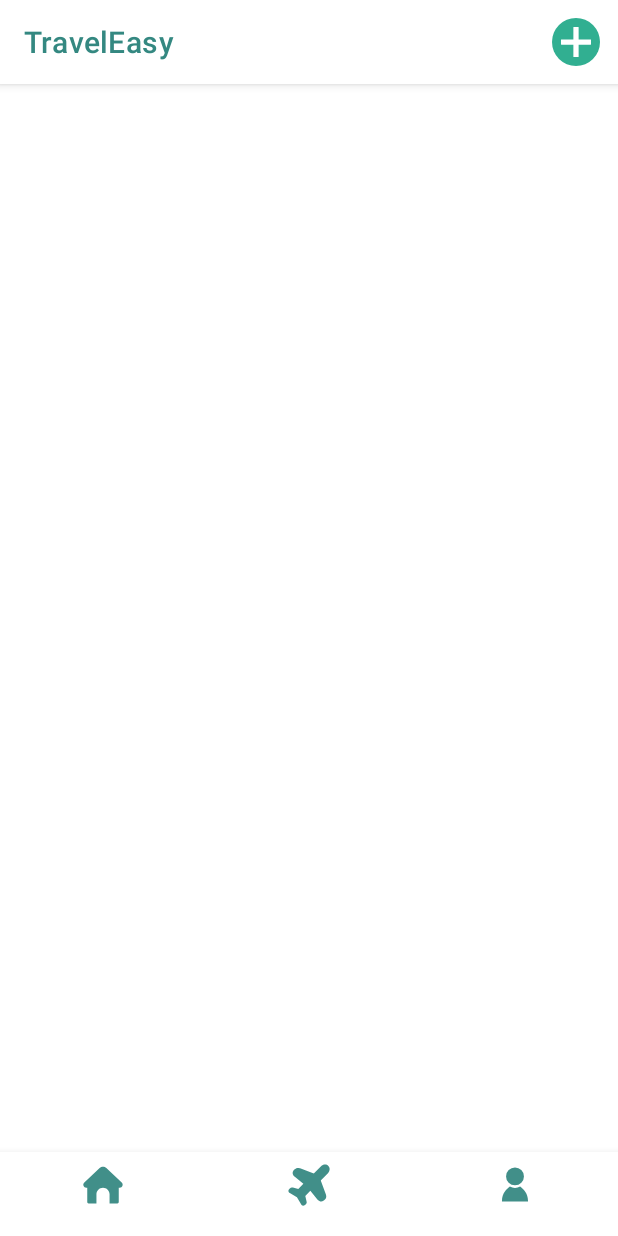
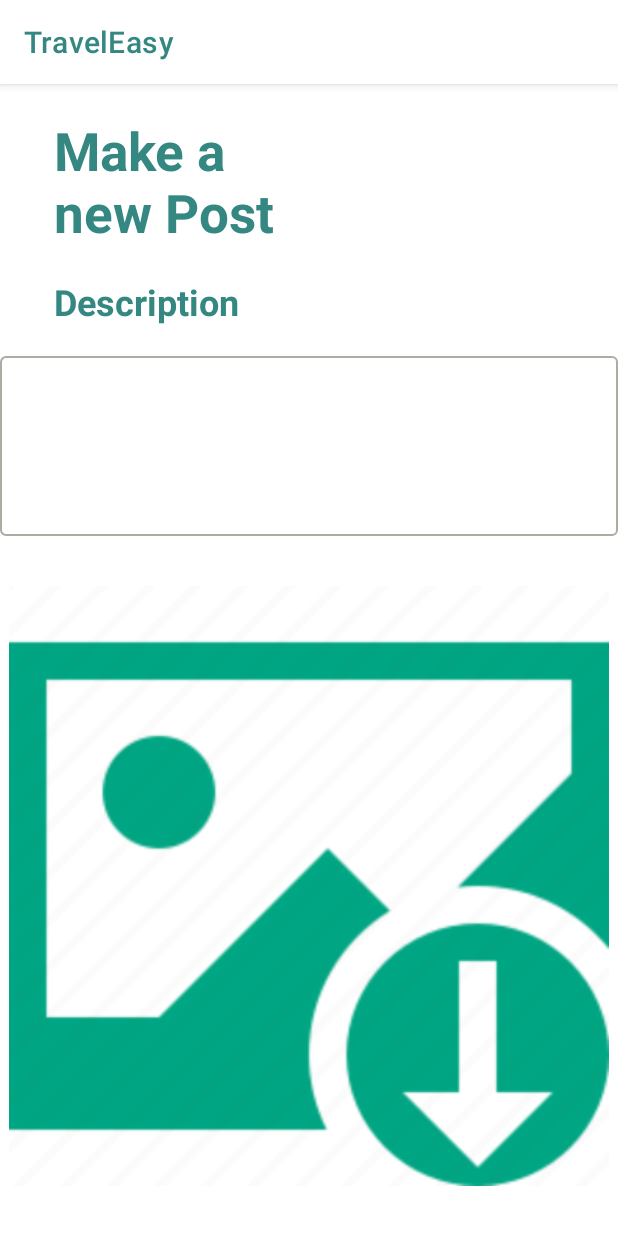
Before and after one commit to Miqaye1/FinalProject2, an Android app: the HomeFragment screen opened directly, with no data from a screen before it, after a tap on "TODO", on a phone screen of 412 x 824 dp. Run offline under Robolectric (Android 15) with nearby library versions, the phone set to English and light mode, and no system bars.

Commit message:
post_activity.xml

```diff
--- a/app/src/main/AndroidManifest.xml
+++ b/app/src/main/AndroidManifest.xml
@@ -45,6 +45,10 @@
                 android:value="" />
         </activity>
         <activity android:name=".ProfileImage" />
+        <activity
+            android:name=".PostActivity"
+            android:label="Post Activity">
+        </activity>
     </application>
 
 </manifest>
--- a/app/src/main/java/com/example/finalproject/HomeFragment.java
+++ b/app/src/main/java/com/example/finalproject/HomeFragment.java
@@ -1,9 +1,11 @@
 package com.example.finalproject;
 
+import android.content.Intent;
 import android.os.Bundle;
 import android.view.LayoutInflater;
 import android.view.Menu;
 import android.view.MenuInflater;
+import android.view.MenuItem;
 import android.view.View;
 import android.view.ViewGroup;
 
@@ -66,8 +68,29 @@ public class HomeFragment extends Fragment {
 
     }
     @Override
+    public boolean onOptionsItemSelected(MenuItem item) {
+        switch (item.getItemId()) {
+            case R.id.plus:
+                Intent intent = new Intent(getActivity(), PostActivity.class);
+                startActivity(intent);
+                return true;
+            default:
+                return super.onOptionsItemSelected(item);
+        }
+    }
+    @Override
     public void onCreateOptionsMenu(Menu menu, MenuInflater inflater) {
         inflater.inflate(R.menu.home_menu, menu); // Inflate the menu resource
+/*        MenuItem menuItem = menu.findItem(R.id.plus);
+        menuItem.setOnMenuItemClickListener(new MenuItem.OnMenuItemClickListener() {
+            @Override
+            public boolean onMenuItemClick(MenuItem item) {
+                // Start the PostActivity here
+                Intent intent = new Intent(getActivity(), PostActivity.class);
+                startActivity(intent);
+                return true;
+            }
+        });*/
         super.onCreateOptionsMenu(menu, inflater);
     }
 }
--- /dev/null
+++ b/app/src/main/java/com/example/finalproject/PostActivity.java
@@ -0,0 +1,33 @@
+package com.example.finalproject;
+
+import android.graphics.Color;
+import android.graphics.drawable.ColorDrawable;
+import android.os.Build;
+import android.os.Bundle;
+import android.text.Spannable;
+import android.text.SpannableString;
+import android.text.style.ForegroundColorSpan;
+
+import androidx.appcompat.app.ActionBar;
+import androidx.appcompat.app.AppCompatActivity;
+
+public class PostActivity extends AppCompatActivity {
+    @Override
+    protected void onCreate (Bundle savedInstanceState) {
+        super.onCreate(savedInstanceState);
+        setContentView(R.layout.post_activity);
+        ActionBar actionBar = getSupportActionBar();
+
+        // Set the background color of the action bar
+        actionBar.setBackgroundDrawable(new ColorDrawable(Color.parseColor("#FFFFFF"))); // Red color
+
+        // Set other properties of the action bar as needed
+
+        SpannableString s = new SpannableString("TravelEasy");
+        s.setSpan(new ForegroundColorSpan(Color.parseColor("#348881")), 0, s.length(), Spannable.SPAN_EXCLUSIVE_EXCLUSIVE);
+        actionBar.setTitle(s);
+        if (Build.VERSION.SDK_INT >= Build.VERSION_CODES.LOLLIPOP) {
+            getWindow().setStatusBarColor(getResources().getColor(R.color.action_bar));
+        }
+    }
+}
--- /dev/null
+++ b/app/src/main/res/drawable/edit_background.xml
@@ -0,0 +1,6 @@
+<?xml version="1.0" encoding="utf-8"?>
+<shape xmlns:android="http://schemas.android.com/apk/res/android">
+    <stroke android:color="#A8AEA1" android:width="1dp"/>
+    <solid android:color="@color/transparent"/>
+    <corners android:radius="3dp"/>
+</shape>
--- /dev/null
+++ b/app/src/main/res/layout/post_activity.xml
@@ -0,0 +1,71 @@
+<?xml version="1.0" encoding="utf-8"?>
+<androidx.constraintlayout.widget.ConstraintLayout xmlns:android="http://schemas.android.com/apk/res/android"
+    xmlns:app="http://schemas.android.com/apk/res-auto"
+    xmlns:tools="http://schemas.android.com/tools"
+    android:layout_width="match_parent"
+    android:layout_height="match_parent">
+
+    <androidx.constraintlayout.widget.ConstraintLayout
+        android:id="@+id/constraintLayout"
+        android:layout_width="match_parent"
+        android:layout_height="match_parent"
+        android:layout_marginTop="4dp"
+        app:layout_constraintTop_toTopOf="parent"
+        tools:layout_editor_absoluteX="0dp">
+
+        <TextView
+            android:id="@+id/textView3"
+            android:layout_width="184dp"
+            android:layout_height="98dp"
+            android:layout_marginStart="36dp"
+
+            android:text="Make a new Post"
+            android:textColor="@color/action_bar"
+            android:textSize="35dp"
+            android:textStyle="bold"
+            app:layout_constraintBottom_toBottomOf="parent"
+            app:layout_constraintStart_toStartOf="parent"
+            app:layout_constraintTop_toTopOf="parent"
+            app:layout_constraintVertical_bias="0.025" />
+
+        <TextView
+            android:id="@+id/textView"
+            android:layout_width="wrap_content"
+            android:layout_height="wrap_content"
+            android:layout_marginStart="36dp"
+            android:layout_marginTop="10dp"
+            android:text="Description"
+            android:textColor="@color/action_bar"
+            android:textSize="24sp"
+            android:textStyle="bold"
+            app:layout_constraintStart_toStartOf="parent"
+            app:layout_constraintTop_toBottomOf="@+id/textView3" />
+
+        <com.google.android.material.textfield.TextInputEditText
+            android:id="@+id/textInputEditText"
+            android:layout_width="match_parent"
+            android:layout_height="120dp"
+            android:layout_marginTop="20dp"
+            android:background="@drawable/edit_background"
+            android:gravity="top|start"
+            android:textColor="@color/black"
+            android:textStyle="bold"
+            app:layout_constraintBottom_toBottomOf="parent"
+            app:layout_constraintEnd_toEndOf="parent"
+            app:layout_constraintHorizontal_bias="0.0"
+            app:layout_constraintStart_toStartOf="parent"
+            app:layout_constraintTop_toBottomOf="@+id/textView"
+            app:layout_constraintVertical_bias="0.0" />
+
+        <ImageView
+            android:layout_width="match_parent"
+            android:layout_height="400dp"
+            android:src="@drawable/download"
+            app:layout_constraintBottom_toBottomOf="parent"
+            app:layout_constraintEnd_toEndOf="parent"
+            app:layout_constraintStart_toStartOf="parent"
+            app:layout_constraintTop_toBottomOf="@+id/textInputEditText" />
+    </androidx.constraintlayout.widget.ConstraintLayout>
+
+
+</androidx.constraintlayout.widget.ConstraintLayout>
--- a/app/src/main/res/values/colors.xml
+++ b/app/src/main/res/values/colors.xml
@@ -10,4 +10,5 @@
     <color name="button_colour">#104F57</color>
     <color name="black">#FF000000</color>
     <color name="white">#FFFFFFFF</color>
+    <color name="transparent">#00FFFFFF</color>
 </resources>
```
Also changed, not shown: app/src/main/res/drawable/download.png (added).
